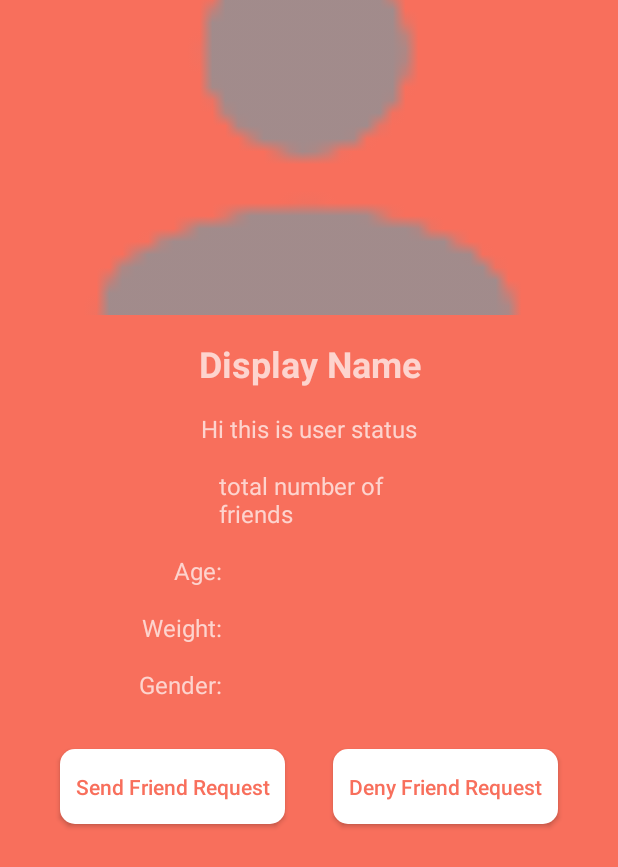
After one commit to kevinliao123/workout-partner, an Android app: the UserActivity screen opened directly, with no data from a screen before it, on a phone screen of 412 x 824 dp. The commit adds this screen. Shown: the top 867 px of the screen. Run offline under Robolectric (Android 15) with nearby library versions, the phone set to English and light mode, and no system bars; our stand-ins replace ButterKnife, Dagger/Hilt's generated code, Firebase (no records; nobody signed in at launch, a user with empty details on screens opened directly), Picasso; 7 statements that could not run were skipped.

Commit message:
Show user info when click on search list

```diff
--- a/app/src/main/AndroidManifest.xml
+++ b/app/src/main/AndroidManifest.xml
@@ -45,6 +45,9 @@
             android:name="com.yalantis.ucrop.UCropActivity"
             android:screenOrientation="portrait"
             android:theme="@style/Theme.AppCompat.Light.NoActionBar"/>
+
+        <activity android:name=".user.UserActivity"
+            android:screenOrientation="portrait"/>
     </application>
 
 </manifest>
--- a/app/src/main/java/com/fruitguy/workoutpartner/data/FirebaseRepository.java
+++ b/app/src/main/java/com/fruitguy/workoutpartner/data/FirebaseRepository.java
@@ -16,17 +16,19 @@ import com.google.firebase.storage.UploadTask;
 import java.util.Map;
 
 import static com.fruitguy.workoutpartner.constant.FirebaseConstant.PROFILE_IMAGE_STORAGE;
+import static com.fruitguy.workoutpartner.constant.FirebaseConstant.USER_DATABASE;
 
 /**
  * Created by heliao on 2/28/18.
  */
 
-public class FirebaseRepository implements ValueEventListener {
+public class FirebaseRepository {
 
     private static final String TAG = FirebaseRepository.class.getSimpleName();
 
     private FirebaseAuth mFirebaseAuth;
-    private DatabaseReference mUserDataBase;
+    private DatabaseReference mDatabase;
+    private DatabaseReference mCurrentUserDataBase;
     private StorageReference mImageStorage;
     private FirebaseUser mUser;
     private DataChangeCallBack mDataChangeCallback;
@@ -36,15 +38,26 @@ public class FirebaseRepository implements ValueEventListener {
             , StorageReference storage
     ) {
         mFirebaseAuth = firebaseAuth;
-        mUserDataBase = database;
+        mDatabase = database;
         mImageStorage = storage;
     }
 
     public void init(DataChangeCallBack callBack) {
-        mUserDataBase = getUserDatabase();
+        mUser = getCurrentUser();
+        mCurrentUserDataBase = getUserDatabaseById(mUser.getUid());
+        mCurrentUserDataBase.addValueEventListener(new ValueEventListener() {
+            @Override
+            public void onDataChange(DataSnapshot dataSnapshot) {
+                User user = generateUserInfo(dataSnapshot);
+                mDataChangeCallback.onDataChange(user);
+            }
+
+            @Override
+            public void onCancelled(DatabaseError databaseError) {
+                Log.e(TAG, "onCancelled: " + databaseError.getMessage());
+            }
+        });
         mImageStorage = getImageStorage();
-        mUser = getCurrentUser();
-        mUserDataBase.addValueEventListener(this);
         mDataChangeCallback = callBack;
     }
 
@@ -52,9 +65,37 @@ public class FirebaseRepository implements ValueEventListener {
         return mFirebaseAuth.getCurrentUser();
     }
 
-    public DatabaseReference getUserDatabase() {
-        String userId = getCurrentUser().getUid();
-        return mUserDataBase.child(FirebaseConstant.USER_DATABASE).child(userId);
+    public DatabaseReference getUserDatabaseById(String id) {
+        return mDatabase.child(USER_DATABASE).child(id);
+    }
+
+    public void getSelectedUserInfoById(String id, DataChangeCallBack callBack) {
+        DatabaseReference userDatabase = getUserDatabaseById(id);
+        userDatabase.addValueEventListener(new ValueEventListener() {
+            @Override
+            public void onDataChange(DataSnapshot dataSnapshot) {
+                User user = generateUserInfo(dataSnapshot);
+                callBack.onDataChange(user);
+
+            }
+
+            @Override
+            public void onCancelled(DatabaseError databaseError) {
+                Log.e(TAG, "onCancelled: " + databaseError.getMessage() );
+            }
+        });
+    }
+
+    private User generateUserInfo(DataSnapshot dataSnapshot) {
+        return new User.UserBuilder()
+                .setUserName(dataSnapshot.child(FirebaseConstant.USER_NAME).getValue().toString())
+                .setAge((long) dataSnapshot.child(FirebaseConstant.USER_AGE).getValue())
+                .setWeight((long) dataSnapshot.child(FirebaseConstant.USER_WEIGHT).getValue())
+                .setGender(dataSnapshot.child(FirebaseConstant.USER_GENDER).getValue().toString())
+                .setStatus(dataSnapshot.child(FirebaseConstant.USER_STATUS).getValue().toString())
+                .setImage(dataSnapshot.child(FirebaseConstant.USER_IMAGE).getValue().toString())
+                .setThumbNail(dataSnapshot.child(FirebaseConstant.USER_THUMB_NAIL).getValue().toString())
+                .create();
     }
 
     public StorageReference getImageStorage() {
@@ -62,7 +103,7 @@ public class FirebaseRepository implements ValueEventListener {
     }
 
     public void updateUserProfile(Map<String, String> userMap, UploadCallBack callBack) {
-        mUserDataBase.setValue(userMap)
+        mCurrentUserDataBase.setValue(userMap)
                 .addOnCompleteListener(task -> {
                     if(task.isSuccessful()) {
                         callBack.onSuccess();
@@ -108,7 +149,7 @@ public class FirebaseRepository implements ValueEventListener {
     }
 
     public void updateImageUrl(String imageUrl, @FirebaseConstant.DatabaseField String child) {
-        mUserDataBase.child(child).setValue(imageUrl)
+        mCurrentUserDataBase.child(child).setValue(imageUrl)
                 .addOnCompleteListener(task -> {
                    if(task.isSuccessful()) {
                        Log.i(TAG, "upload image url success");
@@ -127,35 +168,11 @@ public class FirebaseRepository implements ValueEventListener {
     }
 
     public void updateUserProfileInfo(String child, String value) {
-        mUserDataBase.child(child).setValue(value);
+        mCurrentUserDataBase.child(child).setValue(value);
     }
 
     public void updateUserProfileInfo(String child, long value) {
-        mUserDataBase.child(child).setValue(value);
-    }
-
-    @Override
-    public void onDataChange(DataSnapshot dataSnapshot) {
-        Log.i(TAG, "onDataChange: ");
-        User user = generateUserInfo(dataSnapshot);
-        mDataChangeCallback.onDataChange(user);
-    }
-
-    private User generateUserInfo(DataSnapshot dataSnapshot) {
-        return new User.UserBuilder()
-                .setUserName(dataSnapshot.child(FirebaseConstant.USER_NAME).getValue().toString())
-                .setAge((long) dataSnapshot.child(FirebaseConstant.USER_AGE).getValue())
-                .setWeight((long) dataSnapshot.child(FirebaseConstant.USER_WEIGHT).getValue())
-                .setGender(dataSnapshot.child(FirebaseConstant.USER_GENDER).getValue().toString())
-                .setStatus(dataSnapshot.child(FirebaseConstant.USER_STATUS).getValue().toString())
-                .setImage(dataSnapshot.child(FirebaseConstant.USER_IMAGE).getValue().toString())
-                .setThumbNail(dataSnapshot.child(FirebaseConstant.USER_THUMB_NAIL).getValue().toString())
-                .create();
-    }
-
-    @Override
-    public void onCancelled(DatabaseError databaseError) {
-
+        mCurrentUserDataBase.child(child).setValue(value);
     }
 
     public interface UploadCallBack {
--- a/app/src/main/java/com/fruitguy/workoutpartner/di/ActivityBindingModule.java
+++ b/app/src/main/java/com/fruitguy/workoutpartner/di/ActivityBindingModule.java
@@ -2,6 +2,8 @@ package com.fruitguy.workoutpartner.di;
 
 import com.fruitguy.workoutpartner.profile.ProfileActivity;
 import com.fruitguy.workoutpartner.profile.ProfileModule;
+import com.fruitguy.workoutpartner.user.UserActivity;
+import com.fruitguy.workoutpartner.user.UserModule;
 
 import dagger.Module;
 import dagger.android.ContributesAndroidInjector;
@@ -11,4 +13,7 @@ public abstract class ActivityBindingModule {
     @ContributesAndroidInjector(modules = ProfileModule.class)
     abstract ProfileActivity profileActivity();
 
+    @ContributesAndroidInjector(modules = UserModule.class)
+    abstract UserActivity userActivity();
+
 }
--- a/app/src/main/java/com/fruitguy/workoutpartner/friendlist/FriendListFragment.java
+++ b/app/src/main/java/com/fruitguy/workoutpartner/friendlist/FriendListFragment.java
@@ -1,5 +1,6 @@
 package com.fruitguy.workoutpartner.friendlist;
 
+import android.content.Intent;
 import android.os.Bundle;
 import android.support.annotation.NonNull;
 import android.support.annotation.Nullable;
@@ -22,6 +23,7 @@ import com.firebase.ui.database.FirebaseRecyclerOptions;
 import com.fruitguy.workoutpartner.R;
 import com.fruitguy.workoutpartner.constant.FirebaseConstant;
 import com.fruitguy.workoutpartner.data.User;
+import com.fruitguy.workoutpartner.user.UserActivity;
 import com.google.firebase.database.DatabaseReference;
 import com.google.firebase.database.FirebaseDatabase;
 import com.google.firebase.database.Query;
@@ -151,6 +153,13 @@ public class FriendListFragment extends Fragment {
                 holder.setUserName(model.getName());
                 holder.setUserStatus(model.getStatus());
 
+                String userId = getRef(position).getKey();
+                holder.mView.setOnClickListener(v ->{
+                    Intent intent = new Intent(getContext(), UserActivity.class);
+                    intent.putExtra("user_id", userId);
+                    startActivity(intent);
+                });
+
             }
 
             @Override
@@ -175,6 +184,8 @@ public class FriendListFragment extends Fragment {
         @BindView(R.id.user_status)
         TextView mUserStatus;
 
+        String userId;
+
         public UserViewHolder(View itemView) {
             super(itemView);
             mView = itemView;
--- /dev/null
+++ b/app/src/main/java/com/fruitguy/workoutpartner/user/UserActivity.java
@@ -0,0 +1,85 @@
+package com.fruitguy.workoutpartner.user;
+
+import android.os.Bundle;
+import android.widget.Button;
+import android.widget.ImageView;
+import android.widget.TextView;
+
+import com.fruitguy.workoutpartner.R;
+import com.fruitguy.workoutpartner.data.User;
+import com.squareup.picasso.Picasso;
+
+import javax.inject.Inject;
+
+import butterknife.BindView;
+import butterknife.ButterKnife;
+import dagger.android.support.DaggerAppCompatActivity;
+
+public class UserActivity extends DaggerAppCompatActivity implements UserContract.View {
+
+    @BindView(R.id.profile_image)
+    ImageView mImageView;
+
+    @BindView(R.id.user_name)
+    TextView mName;
+
+    @BindView(R.id.user_status)
+    TextView mStatus;
+
+    @BindView(R.id.total_friends)
+    TextView mCountOfFriend;
+
+    @BindView(R.id.user_age)
+    TextView mAge;
+
+    @BindView(R.id.user_weight)
+    TextView mWeight;
+
+    @BindView(R.id.gender)
+    TextView mGender;
+
+    @BindView(R.id.send_request_button)
+    Button mFriendRequest;
+
+    @BindView(R.id.decline_request_button)
+    Button mRequestDeny;
+
+
+
+
+    @Inject
+    UserContract.Presenter mPresenter;
+
+    @Override
+    protected void onCreate(Bundle savedInstanceState) {
+        super.onCreate(savedInstanceState);
+        setContentView(R.layout.activity_user);
+        ButterKnife.bind(this);
+        String userId = getIntent().getStringExtra("user_id");
+        mPresenter.takeView(this);
+        mPresenter.retrieveUserInfoById(userId);
+
+    }
+
+    @Override
+    protected void onDestroy() {
+        super.onDestroy();
+        mPresenter.dropView();
+    }
+
+    @Override
+    public void setPresenter(UserContract.Presenter presenter) {
+
+    }
+
+    public void updateUi(User user) {
+        Picasso.with(this).load(user.getImage()).into(mImageView);
+        mName.setText(user.getName());
+        mStatus.setText(user.getStatus());
+        mAge.setText(String.valueOf(user.getAge()));
+        mWeight.setText(String.valueOf(user.getWeight()));
+        mGender.setText(user.getGender());
+    }
+
+
+}
--- /dev/null
+++ b/app/src/main/java/com/fruitguy/workoutpartner/user/UserContract.java
@@ -0,0 +1,18 @@
+package com.fruitguy.workoutpartner.user;
+
+import com.fruitguy.workoutpartner.BasePresenter;
+import com.fruitguy.workoutpartner.BaseView;
+import com.fruitguy.workoutpartner.data.User;
+
+public interface UserContract {
+
+    interface Presenter extends BasePresenter<View> {
+        void retrieveUserInfoById(String id);
+    }
+
+    interface View extends BaseView<Presenter> {
+
+        void updateUi(User user);
+
+    }
+}
--- /dev/null
+++ b/app/src/main/java/com/fruitguy/workoutpartner/user/UserModule.java
@@ -0,0 +1,14 @@
+package com.fruitguy.workoutpartner.user;
+
+import com.fruitguy.workoutpartner.data.FirebaseRepository;
+
+import dagger.Module;
+import dagger.Provides;
+
+@Module
+public abstract class UserModule {
+    @Provides
+    static UserContract.Presenter provideUserPresenter(FirebaseRepository repo) {
+        return new UserPresenter(repo);
+    }
+}
--- /dev/null
+++ b/app/src/main/java/com/fruitguy/workoutpartner/user/UserPresenter.java
@@ -0,0 +1,40 @@
+package com.fruitguy.workoutpartner.user;
+
+import com.fruitguy.workoutpartner.data.FirebaseRepository;
+import com.fruitguy.workoutpartner.data.User;
+
+import javax.inject.Inject;
+
+public class UserPresenter implements UserContract.Presenter {
+
+    private FirebaseRepository mRepository;
+    private UserContract.View mView;
+
+    @Inject
+    public UserPresenter(FirebaseRepository repository) {
+        mRepository = repository;
+    }
+
+    @Override
+    public void start() {
+
+    }
+
+    @Override
+    public void takeView(UserContract.View view) {
+        mView = view;
+    }
+
+    @Override
+    public void dropView() {
+        mView = null;
+    }
+
+    @Override
+    public void retrieveUserInfoById(String id) {
+        mRepository.getSelectedUserInfoById(id, data -> {
+            User user = (User) data;
+            mView.updateUi(user);
+        });
+    }
+}
--- a/app/src/main/res/layout/activity_profile.xml
+++ b/app/src/main/res/layout/activity_profile.xml
@@ -54,7 +54,7 @@
         android:layout_marginLeft="@dimen/general_margin"
         android:layout_alignBaseline="@id/age_label"
         android:layout_toRightOf="@id/age_label"
-        android:layout_width="60dp"
+        android:layout_width="70dp"
         android:layout_height="wrap_content" />
 
     <TextView
@@ -62,8 +62,7 @@
         android:text="Weight: "
         android:textSize="16sp"
         android:layout_below="@id/user_age"
-        android:layout_alignParentLeft="true"
-        android:layout_marginLeft="@dimen/general_margin_extra_large"
+        android:layout_alignRight="@id/age_label"
         android:layout_marginTop="@dimen/general_margin"
         android:layout_width="wrap_content"
         android:layout_height="wrap_content" />
@@ -74,16 +73,16 @@
         android:layout_alignBaseline="@id/weight_label"
         android:layout_toRightOf="@id/weight_label"
         android:layout_marginLeft="@dimen/general_margin"
-        android:layout_width="60dp"
+        android:layout_width="70dp"
         android:layout_height="wrap_content" />
 
     <Spinner
         android:id="@+id/gender"
         android:layout_width="120dp"
         android:layout_height="wrap_content"
-        android:layout_toRightOf="@id/user_weight"
-        android:layout_marginLeft="@dimen/general_margin_extra_large"
-        android:layout_alignTop="@+id/weight_label"
+        android:layout_below="@+id/user_weight"
+        android:layout_marginTop="@dimen/general_margin"
+        android:layout_centerHorizontal="true"
         android:textSize="16sp" />
 
 
--- /dev/null
+++ b/app/src/main/res/layout/activity_user.xml
@@ -0,0 +1,136 @@
+<?xml version="1.0" encoding="utf-8"?>
+<RelativeLayout xmlns:android="http://schemas.android.com/apk/res/android"
+    android:layout_width="match_parent"
+    android:layout_height="match_parent">
+
+
+    <ImageView
+        android:id="@+id/profile_image"
+        android:layout_width="match_parent"
+        android:layout_height="@dimen/user_image_height"
+        android:layout_centerHorizontal="true"
+        android:clickable="true"
+        android:scaleType="centerCrop"
+        android:src="@drawable/ic_person" />
+
+    <TextView
+        android:id="@+id/user_name"
+        android:layout_width="180dp"
+        android:layout_height="wrap_content"
+        android:layout_below="@+id/profile_image"
+        android:layout_centerHorizontal="true"
+        android:layout_marginTop="@dimen/general_margin"
+        android:gravity="center_horizontal"
+        android:text="Display Name"
+        android:textSize="24sp"
+        android:textStyle="bold" />
+
+    <TextView
+        android:id="@+id/user_status"
+        android:layout_width="180dp"
+        android:layout_height="wrap_content"
+        android:layout_below="@id/user_name"
+        android:layout_centerHorizontal="true"
+        android:layout_marginTop="@dimen/general_margin"
+        android:gravity="center_horizontal"
+        android:text="Hi this is user status"
+        android:textSize="16sp" />
+
+    <TextView
+        android:id="@+id/total_friends"
+        android:layout_width="120dp"
+        android:layout_height="wrap_content"
+        android:layout_below="@id/user_status"
+        android:layout_centerHorizontal="true"
+        android:layout_marginTop="@dimen/general_margin"
+        android:text="total number of friends"
+        android:textSize="16sp" />
+
+    <TextView
+        android:id="@+id/age_label"
+        android:layout_width="wrap_content"
+        android:layout_height="wrap_content"
+        android:layout_alignLeft="@id/user_status"
+        android:layout_below="@id/total_friends"
+        android:layout_marginTop="@dimen/general_margin"
+        android:text="Age: "
+        android:textSize="16sp" />
+
+    <TextView
+        android:id="@+id/weight_label"
+        android:layout_width="wrap_content"
+        android:layout_height="wrap_content"
+        android:layout_alignRight="@id/age_label"
+        android:layout_below="@id/age_label"
+        android:layout_marginTop="@dimen/general_margin"
+        android:text="Weight: "
+        android:textSize="16sp" />
+
+    <TextView
+        android:id="@+id/gender_label"
+        android:layout_width="wrap_content"
+        android:layout_height="wrap_content"
+        android:layout_alignRight="@id/age_label"
+        android:layout_below="@id/weight_label"
+        android:layout_marginTop="@dimen/general_margin"
+        android:text="Gender: "
+        android:textSize="16sp" />
+
+    <TextView
+        android:id="@+id/user_age"
+        android:layout_width="60dp"
+        android:layout_height="wrap_content"
+        android:layout_alignTop="@id/age_label"
+        android:layout_marginLeft="@dimen/general_margin"
+        android:layout_toRightOf="@id/age_label"
+        android:textSize="16sp" />
+
+    <TextView
+        android:id="@+id/user_weight"
+        android:layout_width="60dp"
+        android:layout_height="wrap_content"
+        android:layout_alignStart="@+id/user_age"
+        android:layout_alignTop="@+id/weight_label"
+        android:textSize="16sp" />
+
+    <TextView
+        android:id="@+id/gender"
+        android:layout_width="120dp"
+        android:layout_height="wrap_content"
+        android:layout_alignStart="@+id/user_age"
+        android:layout_alignTop="@+id/gender_label"
+        android:textSize="16sp" />
+
+
+    <Button
+        android:id="@+id/send_request_button"
+        android:layout_width="@dimen/general_button_width"
+        android:layout_height="@dimen/general_button_height"
+        android:layout_alignTop="@id/divider"
+        android:layout_marginRight="@dimen/general_margin"
+        android:layout_toLeftOf="@id/divider"
+        android:background="@drawable/shape_rect_cornered_white"
+        android:text="Send Friend Request"
+        android:textAllCaps="false"
+        android:textColor="@color/summer_red" />
+
+    <TextView
+        android:id="@+id/divider"
+        android:layout_width="wrap_content"
+        android:layout_height="wrap_content"
+        android:layout_below="@id/gender"
+        android:layout_centerHorizontal="true"
+        android:layout_marginTop="@dimen/general_margin_large" />
+
+    <Button
+        android:id="@+id/decline_request_button"
+        android:layout_width="@dimen/general_button_width"
+        android:layout_height="@dimen/general_button_height"
+        android:layout_alignTop="@id/divider"
+        android:layout_marginLeft="@dimen/general_margin"
+        android:layout_toRightOf="@id/divider"
+        android:background="@drawable/shape_rect_cornered_white"
+        android:text="Deny Friend Request"
+        android:textAllCaps="false"
+        android:textColor="@color/summer_red" />
+</RelativeLayout>
--- a/app/src/main/res/values/dimens.xml
+++ b/app/src/main/res/values/dimens.xml
@@ -19,4 +19,7 @@
     <dimen name="profile_user_name_width">150dp</dimen>
     <dimen name="profile_user_name_height">50dp</dimen>
 
+    <!--User-->
+    <dimen name="user_image_height">210dp</dimen>
+
 </resources>
```
